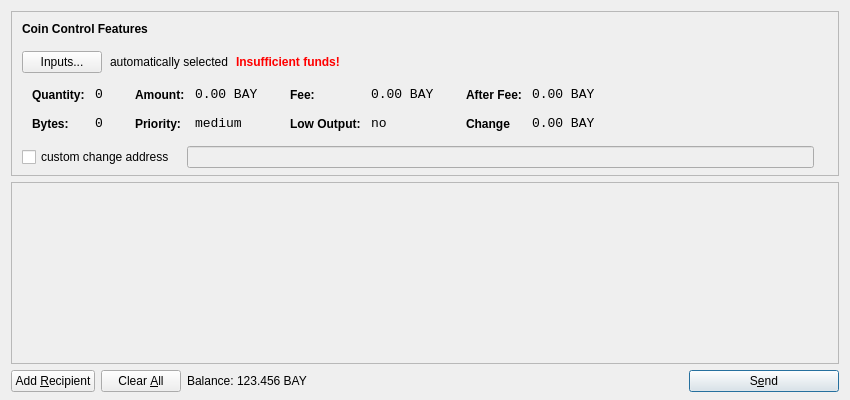
Above: src/qt/forms/sendcoinsdialog.ui from dzimbeck/BitBay before the change. Below: the same form after it.
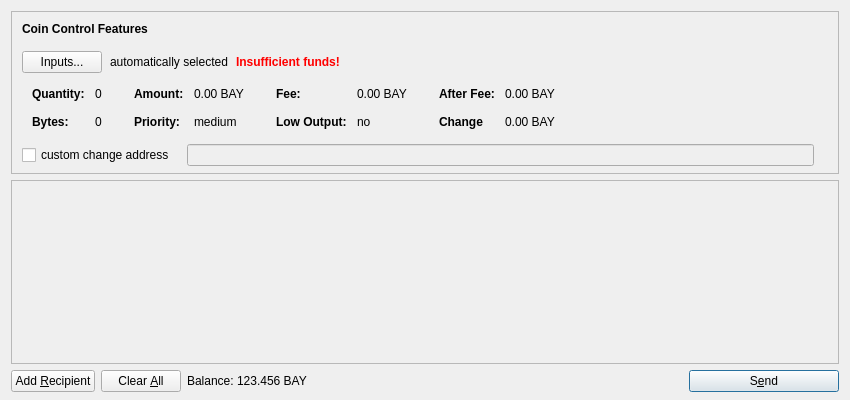
That is the form after the change. Icons and pictures are not drawn.

```diff
--- a/src/qt/forms/sendcoinsdialog.ui
+++ b/src/qt/forms/sendcoinsdialog.ui
@@ -219,12 +219,6 @@
                </item>
                <item row="0" column="1">
                 <widget class="QLabel" name="labelCoinControlQuantity">
-                 <property name="font">
-                  <font>
-                   <family>Monospace</family>
-                   <pointsize>10</pointsize>
-                  </font>
-                 </property>
                  <property name="cursor">
                   <cursorShape>IBeamCursor</cursorShape>
                  </property>
@@ -254,12 +248,6 @@
                </item>
                <item row="1" column="1">
                 <widget class="QLabel" name="labelCoinControlBytes">
-                 <property name="font">
-                  <font>
-                   <family>Monospace</family>
-                   <pointsize>10</pointsize>
-                  </font>
-                 </property>
                  <property name="cursor">
                   <cursorShape>IBeamCursor</cursorShape>
                  </property>
@@ -308,12 +296,6 @@
                </item>
                <item row="0" column="1">
                 <widget class="QLabel" name="labelCoinControlAmount">
-                 <property name="font">
-                  <font>
-                   <family>Monospace</family>
-                   <pointsize>10</pointsize>
-                  </font>
-                 </property>
                  <property name="cursor">
                   <cursorShape>IBeamCursor</cursorShape>
                  </property>
@@ -340,12 +322,6 @@
                </item>
                <item row="1" column="1">
                 <widget class="QLabel" name="labelCoinControlPriority">
-                 <property name="font">
-                  <font>
-                   <family>Monospace</family>
-                   <pointsize>10</pointsize>
-                  </font>
-                 </property>
                  <property name="cursor">
                   <cursorShape>IBeamCursor</cursorShape>
                  </property>
@@ -394,12 +370,6 @@
                </item>
                <item row="0" column="1">
                 <widget class="QLabel" name="labelCoinControlFee">
-                 <property name="font">
-                  <font>
-                   <family>Monospace</family>
-                   <pointsize>10</pointsize>
-                  </font>
-                 </property>
                  <property name="cursor">
                   <cursorShape>IBeamCursor</cursorShape>
                  </property>
@@ -426,12 +396,6 @@
                </item>
                <item row="1" column="1">
                 <widget class="QLabel" name="labelCoinControlLowOutput">
-                 <property name="font">
-                  <font>
-                   <family>Monospace</family>
-                   <pointsize>10</pointsize>
-                  </font>
-                 </property>
                  <property name="cursor">
                   <cursorShape>IBeamCursor</cursorShape>
                  </property>
@@ -480,12 +444,6 @@
                </item>
                <item row="0" column="1">
                 <widget class="QLabel" name="labelCoinControlAfterFee">
-                 <property name="font">
-                  <font>
-                   <family>Monospace</family>
-                   <pointsize>10</pointsize>
-                  </font>
-                 </property>
                  <property name="cursor">
                   <cursorShape>IBeamCursor</cursorShape>
                  </property>
@@ -512,12 +470,6 @@
                </item>
                <item row="1" column="1">
                 <widget class="QLabel" name="labelCoinControlChange">
-                 <property name="font">
-                  <font>
-                   <family>Monospace</family>
-                   <pointsize>10</pointsize>
-                  </font>
-                 </property>
                  <property name="cursor">
                   <cursorShape>IBeamCursor</cursorShape>
                  </property>
@@ -625,8 +577,8 @@
        <rect>
         <x>0</x>
         <y>0</y>
-        <width>830</width>
-        <height>172</height>
+        <width>824</width>
+        <height>141</height>
        </rect>
       </property>
       <layout class="QVBoxLayout" name="verticalLayout_2">
```
Left out of the diff: 22 changed lines with no effect on the pictures.
